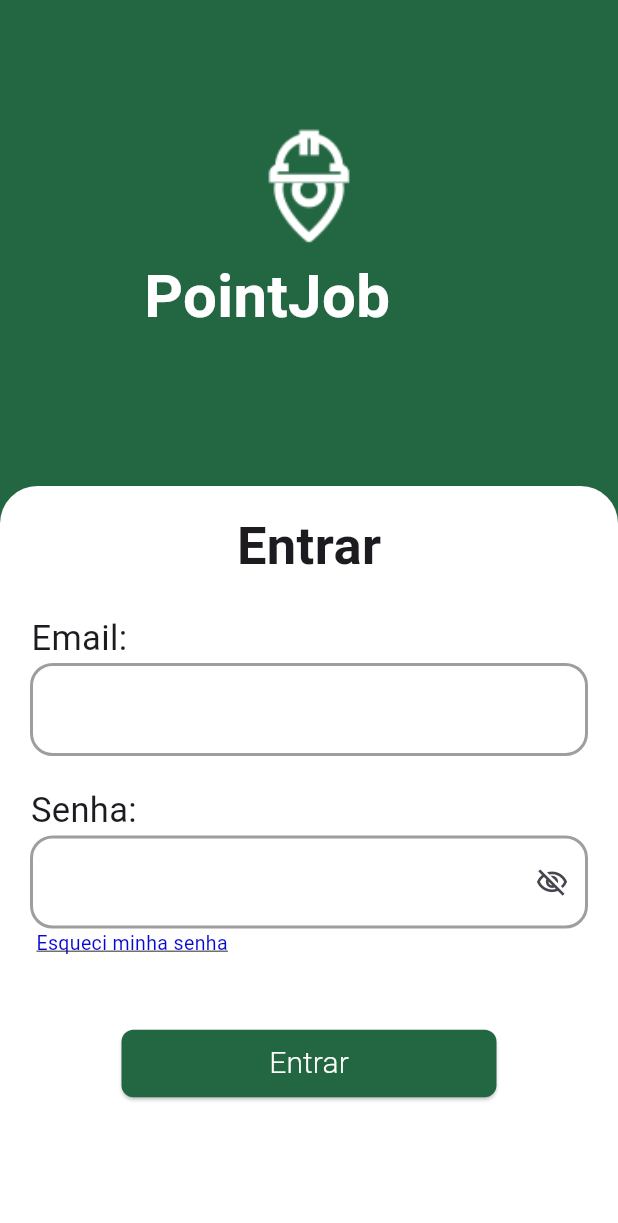
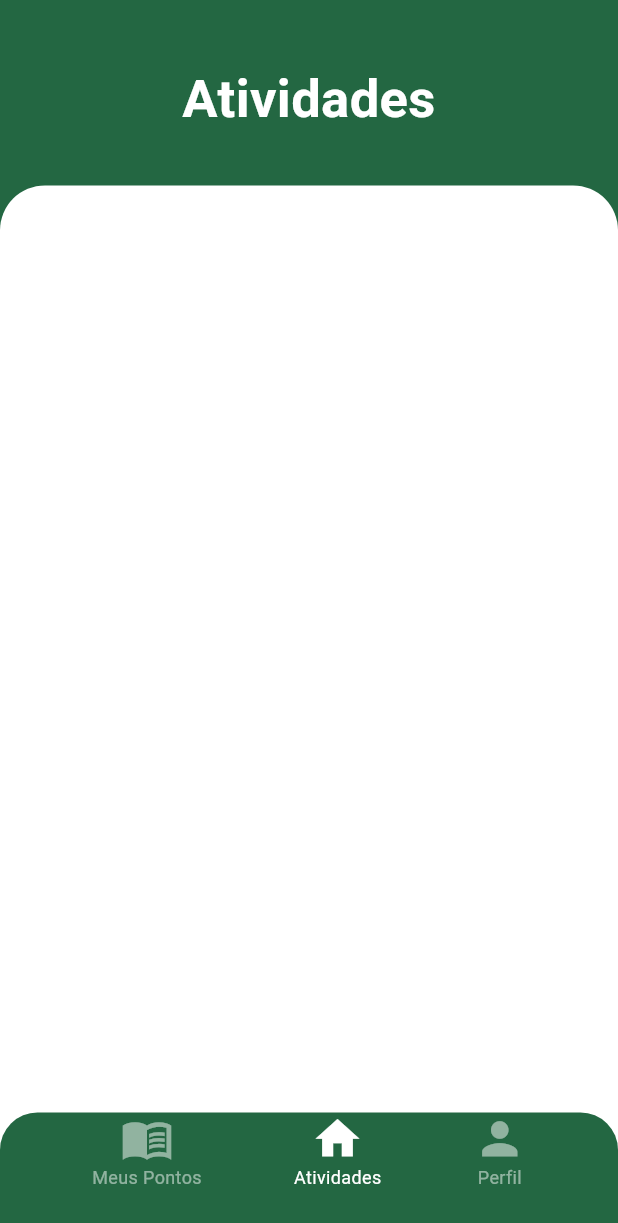
Before and after one commit to pedrocslucas/rp_projeto, a Flutter app: the screen it shows after launch, on a phone screen of 412 x 824 dp. Shown: the top 1223 px of the screen. Run offline on Flutter 3.47's test engine with Material 3 defaults, Android fonts, the phone set to English and light mode, and no system bars; Roboto replaces fonts that are missing (Readex Pro).

Commit message:
commit_parte_da-atv_pontos_perfil

```diff
--- a/lib/main.dart
+++ b/lib/main.dart
@@ -1,5 +1,6 @@
 import 'package:flutter/material.dart';
 import 'package:rp_projeto/routes.dart';
+import 'package:rp_projeto/src/screens/atividades_screen/atividades_screen.dart';
 import 'package:rp_projeto/src/screens/inicializacao_screen/inicializacao_screen.dart';
 
 
@@ -16,7 +17,7 @@
         primarySwatch: Colors.blue,
       ),
       routes: Routes.getRoutes(),
-      home: TelaInicializacaoWidget(),
+      home: TelaAtividadesWidget(),
     );
   }
 }
--- a/lib/routes.dart
+++ b/lib/routes.dart
@@ -1,15 +1,24 @@
 import 'package:flutter/material.dart';
+import 'package:rp_projeto/src/screens/atividades_screen/atividades_screen.dart';
 import 'package:rp_projeto/src/screens/esqueceu_senha_screen/esqueceu_senha_screen.dart';
 import 'package:rp_projeto/src/screens/login_screen/login_screen.dart';
+import 'package:rp_projeto/src/screens/meus_pontos_screen/meus_pontos_screen.dart';
+import 'package:rp_projeto/src/screens/perfil_screen/perfil_screen.dart';
 
 class Routes {
   static const String telaLogin = 'TelaLogin';
   static const String telaEsqueceuSenha = 'TelaEsqueceuSenha';
+  static const String telaAtividades = 'TelaAtividades';
+  static const String telaMeusPontos = 'TelaMeusPontos';
+  static const String telaPerfil = 'TelaPerfil';
 
   static Map<String, WidgetBuilder> getRoutes() {
     return {
       telaLogin: (context) => TelaLoginWidget(),
       telaEsqueceuSenha: (context) => TelaEsqueceuSenhaWidget(),
+      telaAtividades: (context) => TelaAtividadesWidget(),
+      telaMeusPontos: (context) => TelaMeusPontosWidget(),
+      telaPerfil: (context) => TelaPerfilWidget(),
       // Adicione mais rotas conforme necessário
     };
   }
--- a/lib/src/screens/atividades_screen/atividades_screen.dart
+++ b/lib/src/screens/atividades_screen/atividades_screen.dart
@@ -0,0 +1,119 @@
+import 'package:flutter/material.dart';
+
+class TelaAtividadesWidget extends StatefulWidget {
+  const TelaAtividadesWidget({Key? key}) : super(key: key);
+
+  @override
+  State<TelaAtividadesWidget> createState() => _TelaAtividadesWidgetState();
+}
+
+class _TelaAtividadesWidgetState extends State<TelaAtividadesWidget> {
+  final scaffoldKey = GlobalKey<ScaffoldState>();
+  int _currentPageIndex = 0;
+
+  @override
+  Widget build(BuildContext context) {
+    final screenHeight = MediaQuery.of(context).size.height;
+    final screenWidth = MediaQuery.of(context).size.width;
+
+    return Scaffold(
+      key: scaffoldKey,
+      backgroundColor: Color(0xFF236742),
+      body: SafeArea(
+        top: true,
+        child: Stack(
+          children: [
+            Positioned(
+              top: screenHeight * 0.05,
+              left: 0,
+              right: 0,
+              child: Container(
+                width: double.infinity,
+                child: const Text(
+                  'Atividades',
+                  textAlign: TextAlign.center,
+                  style: TextStyle(
+                    fontFamily: 'Roboto',
+                    color: Colors.white,
+                    fontSize: 35,
+                    fontWeight: FontWeight.bold,
+                  ),
+                ),
+              ),
+            ),
+            Positioned(
+              bottom: 0,
+              left: 0,
+              child: Container(
+                width: screenWidth,
+                height: screenHeight * 0.85,
+                decoration: const BoxDecoration(
+                  color: Colors.white,
+                  borderRadius: BorderRadius.only(
+                    topLeft: Radius.circular(30),
+                    topRight: Radius.circular(30),
+                  ),
+                ),
+              ),
+            ),
+            Positioned(
+              bottom: 0,
+              left: 0,
+              child: Container(
+                width: screenWidth,
+                height: screenHeight * 0.1,
+                decoration: const BoxDecoration(
+                  color: Color(0xFF236742),
+                  borderRadius: BorderRadius.only(
+                    topLeft: Radius.circular(25),
+                    topRight: Radius.circular(25),
+                  ),
+                ),
+                child: Row(
+                  mainAxisSize: MainAxisSize.max,
+                  mainAxisAlignment: MainAxisAlignment.spaceEvenly,
+                  children: [
+                    buildMenuButton('TelaMeusPontos', Icons.menu_book_sharp, 'Meus Pontos', 1),
+                    buildMenuButton('TelaAtividades', Icons.home, 'Atividades', 0),
+                    buildMenuButton('TelaPerfil', Icons.person, 'Perfil', 2),
+                  ],
+                ),
+              ),
+            ),
+          ],
+        ),
+      ),
+    );
+  }
+
+  Widget buildMenuButton(String route, IconData icon, String label, int index) {
+    return InkWell(
+      onTap: () {
+        Navigator.of(context).pushNamed(route);
+        setState(() {
+          _currentPageIndex = index;
+        });
+      },
+      child: Column(
+        mainAxisSize: MainAxisSize.max,
+        mainAxisAlignment: MainAxisAlignment.start,
+        children: [
+          Icon(
+            icon,
+            color: _currentPageIndex == index ? Colors.white : const Color(0x7FFFFFFF),
+            size: 35,
+          ),
+          Text(
+            label,
+            textAlign: TextAlign.center,
+            style: TextStyle(
+              fontFamily: 'Roboto',
+              color: _currentPageIndex == index ? Colors.white : const Color(0x7FFFFFFF),
+              fontSize: 12,
+            ),
+          ),
+        ],
+      ),
+    );
+  }
+}
--- a/lib/src/screens/login_screen/login_screen.dart
+++ b/lib/src/screens/login_screen/login_screen.dart
@@ -199,8 +199,6 @@ class _TelaLoginWidgetState extends State<TelaLoginWidget> {
                   ),
                 ),
               ),
-
-
             ],
           ),
         ),
--- a/pubspec.yaml
+++ b/pubspec.yaml
@@ -39,6 +39,7 @@ dependencies:
 dev_dependencies:
   flutter_test:
     sdk: flutter
+  provider: ^5.0.0
 
   # The "flutter_lints" package below contains a set of recommended lints to
   # encourage good coding practices. The lint set provided by the package is
```
Also changed, not shown: lib/src/screens/meus_pontos_screen/meus_pontos_screen.dart (+119 -0 lines), lib/src/screens/perfil_screen/perfil_screen.dart (+119 -0 lines).
